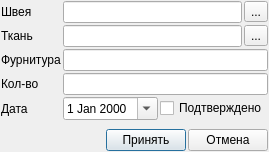
Old version of the form ui/beika.ui in the repository Meller008/CRM-Avi.
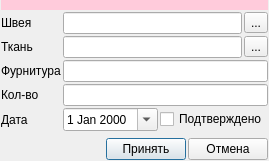
New version of the form.

```diff
--- a/ui/beika.ui
+++ b/ui/beika.ui
@@ -7,7 +7,7 @@
     <x>0</x>
     <y>0</y>
     <width>267</width>
-    <height>152</height>
+    <height>161</height>
    </rect>
   </property>
   <property name="windowTitle">
@@ -18,7 +18,7 @@
     <number>1</number>
    </property>
    <property name="topMargin">
-    <number>1</number>
+    <number>0</number>
    </property>
    <property name="rightMargin">
     <number>1</number>
@@ -29,52 +29,90 @@
    <property name="spacing">
     <number>2</number>
    </property>
+   <item row="6" column="1">
+    <spacer name="verticalSpacer">
+     <property name="orientation">
+      <enum>Qt::Vertical</enum>
+     </property>
+     <property name="sizeHint" stdset="0">
+      <size>
+       <width>20</width>
+       <height>40</height>
+      </size>
+     </property>
+    </spacer>
+   </item>
+   <item row="5" column="1">
+    <layout class="QHBoxLayout" name="horizontalLayout_3">
+     <item>
+      <widget class="QDateEdit" name="de_date">
+       <property name="calendarPopup">
+        <bool>true</bool>
+       </property>
+      </widget>
+     </item>
+     <item>
+      <spacer name="horizontalSpacer">
+       <property name="orientation">
+        <enum>Qt::Horizontal</enum>
+       </property>
+       <property name="sizeHint" stdset="0">
+        <size>
+         <width>40</width>
+         <height>20</height>
+        </size>
+       </property>
+      </spacer>
+     </item>
+     <item>
+      <widget class="QCheckBox" name="cb_ok">
+       <property name="text">
+        <string>Подтверждено</string>
+       </property>
+      </widget>
+     </item>
+    </layout>
+   </item>
    <item row="2" column="0">
-    <widget class="QLabel" name="label_2">
-     <property name="text">
-      <string>Фурнитура</string>
-     </property>
-    </widget>
-   </item>
-   <item row="3" column="0">
-    <widget class="QLabel" name="label_3">
-     <property name="text">
-      <string>Кол-во</string>
-     </property>
-    </widget>
-   </item>
-   <item row="2" column="1">
-    <widget class="QLineEdit" name="le_accessories_name">
-     <property name="readOnly">
-      <bool>true</bool>
-     </property>
-    </widget>
-   </item>
-   <item row="3" column="1">
-    <widget class="QLineEdit" name="le_value"/>
-   </item>
-   <item row="1" column="0">
     <widget class="QLabel" name="label">
      <property name="text">
       <string>Ткань</string>
      </property>
     </widget>
    </item>
-   <item row="4" column="0">
+   <item row="1" column="1">
+    <layout class="QHBoxLayout" name="horizontalLayout_2">
+     <item>
+      <widget class="QLineEdit" name="le_worker">
+       <property name="readOnly">
+        <bool>true</bool>
+       </property>
+      </widget>
+     </item>
+     <item>
+      <widget class="QToolButton" name="toolButton_2">
+       <property name="text">
+        <string>...</string>
+       </property>
+      </widget>
+     </item>
+    </layout>
+   </item>
+   <item row="5" column="0">
     <widget class="QLabel" name="label_5">
      <property name="text">
       <string>Дата</string>
      </property>
     </widget>
    </item>
-   <item row="0" column="0">
+   <item row="1" column="0">
     <widget class="QLabel" name="label_4">
      <property name="text">
       <string>Швея</string>
      </property>
     </widget>
    </item>
-   <item row="6" column="0" colspan="2">
+   <item row="7" column="0" colspan="2">
     <layout class="QHBoxLayout" name="horizontalLayout_4">
      <property name="spacing">
       <number>2</number>
@@ -108,38 +146,7 @@
      </item>
     </layout>
    </item>
-   <item row="4" column="1">
-    <layout class="QHBoxLayout" name="horizontalLayout_3">
-     <item>
-      <widget class="QDateEdit" name="de_date">
-       <property name="calendarPopup">
-        <bool>true</bool>
-       </property>
-      </widget>
-     </item>
-     <item>
-      <spacer name="horizontalSpacer">
-       <property name="orientation">
-        <enum>Qt::Horizontal</enum>
-       </property>
-       <property name="sizeHint" stdset="0">
-        <size>
-         <width>40</width>
-         <height>20</height>
-        </size>
-       </property>
-      </spacer>
-     </item>
-     <item>
-      <widget class="QCheckBox" name="cb_ok">
-       <property name="text">
-        <string>Подтверждено</string>
-       </property>
-      </widget>
-     </item>
-    </layout>
-   </item>
-   <item row="1" column="1">
+   <item row="2" column="1">
     <layout class="QHBoxLayout" name="horizontalLayout">
      <item>
       <widget class="QLineEdit" name="le_material">
@@ -157,36 +164,42 @@
      </item>
     </layout>
    </item>
-   <item row="0" column="1">
-    <layout class="QHBoxLayout" name="horizontalLayout_2">
-     <item>
-      <widget class="QLineEdit" name="le_worker">
-       <property name="readOnly">
-        <bool>true</bool>
-       </property>
-      </widget>
-     </item>
-     <item>
-      <widget class="QToolButton" name="toolButton_2">
-       <property name="text">
-        <string>...</string>
-       </property>
-      </widget>
-     </item>
-    </layout>
+   <item row="4" column="1">
+    <widget class="QLineEdit" name="le_value"/>
    </item>
-   <item row="5" column="1">
-    <spacer name="verticalSpacer">
-     <property name="orientation">
-      <enum>Qt::Vertical</enum>
+   <item row="4" column="0">
+    <widget class="QLabel" name="label_3">
+     <property name="text">
+      <string>Кол-во</string>
      </property>
-     <property name="sizeHint" stdset="0">
+    </widget>
+   </item>
+   <item row="3" column="1">
+    <widget class="QLineEdit" name="le_accessories_name">
+     <property name="readOnly">
+      <bool>true</bool>
+     </property>
+    </widget>
+   </item>
+   <item row="3" column="0">
+    <widget class="QLabel" name="label_2">
+     <property name="text">
+      <string>Фурнитура</string>
+     </property>
+    </widget>
+   </item>
+   <item row="0" column="0" colspan="2">
+    <widget class="QWidget" name="widget" native="true">
+     <property name="minimumSize">
       <size>
-       <width>20</width>
-       <height>40</height>
+       <width>0</width>
+       <height>10</height>
       </size>
      </property>
-    </spacer>
+     <property name="styleSheet">
+      <string notr="true">background-color: rgb(255, 203, 219);</string>
+     </property>
+    </widget>
    </item>
   </layout>
  </widget>
```
